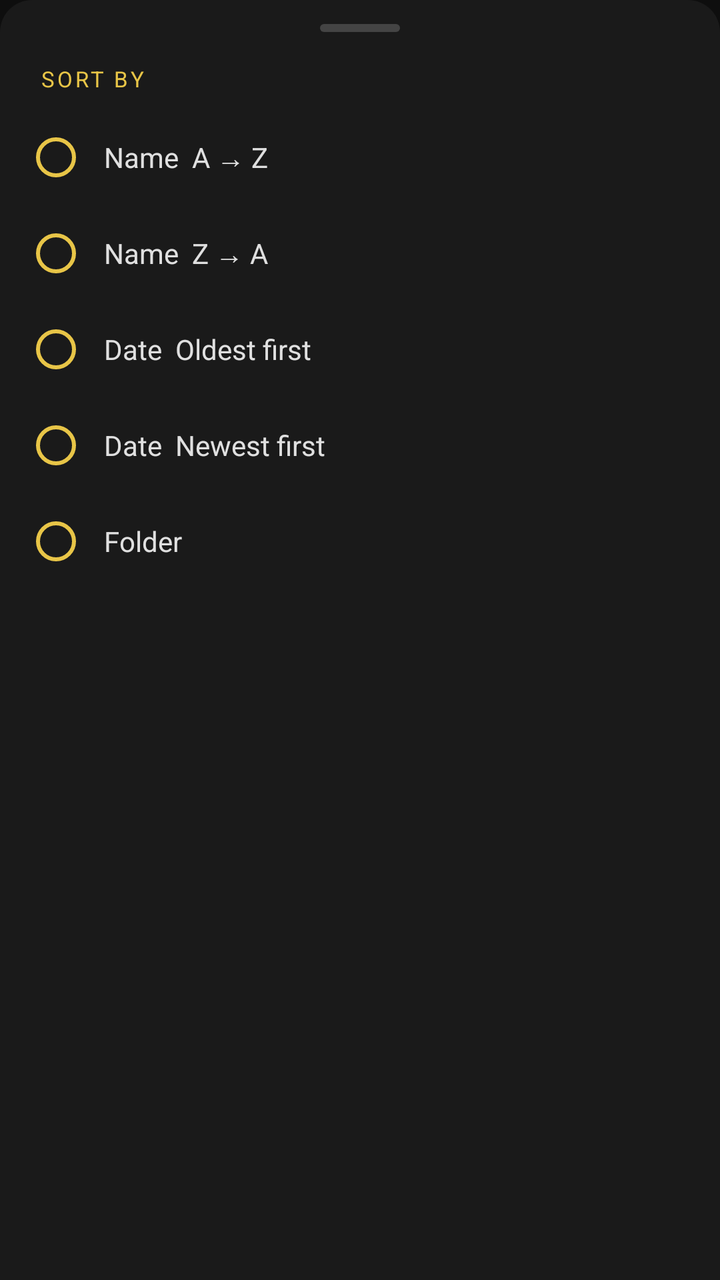
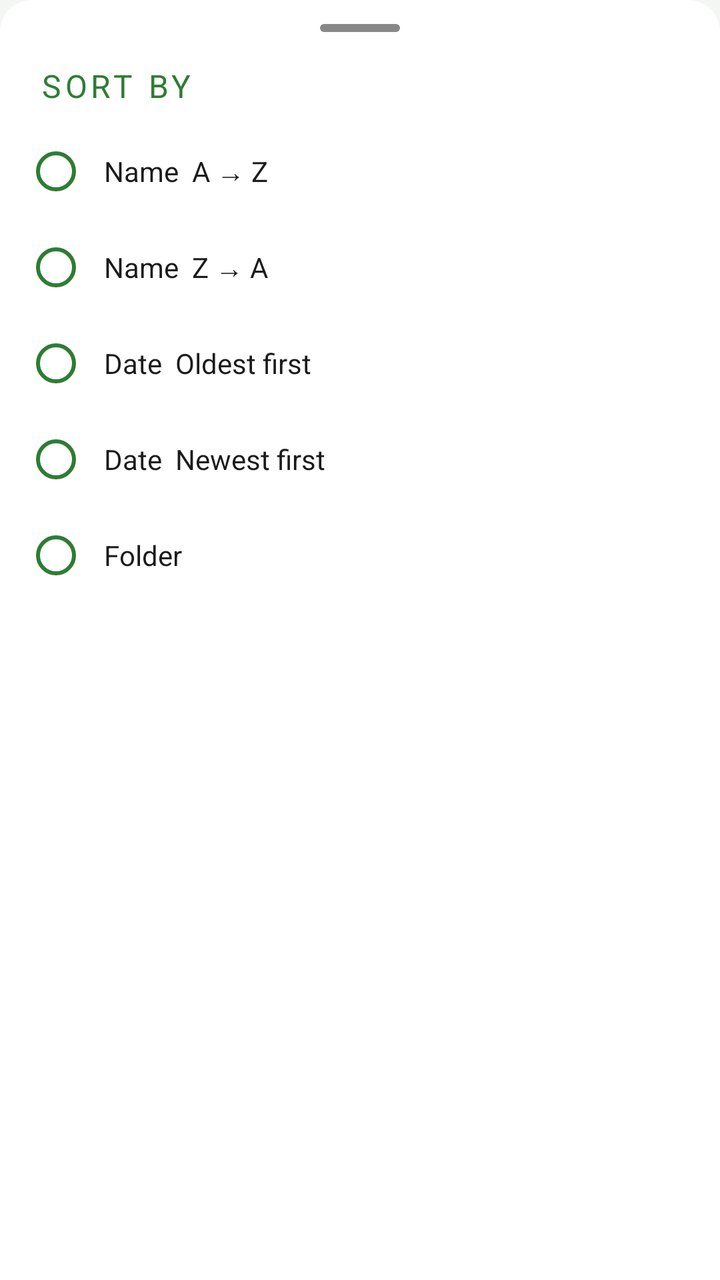

The first picture is an Android layout as it rendered before a commit; the second is the same layout after the commit. The layout source and the unified diff follow.
<!-- AndroidManifest.xml: application theme Theme.FontLens -->
<!-- res/layout/bottom_sheet_sort.xml -->
<?xml version="1.0" encoding="utf-8"?>
<LinearLayout
    xmlns:android="http://schemas.android.com/apk/res/android"
    android:layout_width="match_parent"
    android:layout_height="wrap_content"
    android:orientation="vertical"
    android:background="@drawable/bg_bottom_sheet"
    android:paddingTop="12dp"
    android:paddingBottom="24dp">

    
    <View
        android:layout_width="40dp"
        android:layout_height="4dp"
        android:layout_gravity="center_horizontal"
        android:layout_marginBottom="16dp"
        android:background="@drawable/bg_sheet_handle" />

    <TextView
        android:layout_width="wrap_content"
        android:layout_height="wrap_content"
        android:text="SORT BY"
        android:textColor="@color/accent"
        android:textSize="11sp"
        android:letterSpacing="0.12"
        android:paddingStart="20dp"
        android:paddingBottom="8dp" />

    <RadioGroup
        android:id="@+id/rg_sort"
        android:layout_width="match_parent"
        android:layout_height="wrap_content"
        android:paddingStart="12dp"
        android:paddingEnd="12dp">

        <RadioButton android:id="@+id/rb_name_asc"
            android:layout_width="match_parent" android:layout_height="48dp"
            android:text="Name  A → Z"
            android:textColor="@color/text_primary" android:textSize="14sp"
            android:buttonTint="@color/accent" android:paddingStart="8dp" />
        <RadioButton android:id="@+id/rb_name_desc"
            android:layout_width="match_parent" android:layout_height="48dp"
            android:text="Name  Z → A"
            android:textColor="@color/text_primary" android:textSize="14sp"
            android:buttonTint="@color/accent" android:paddingStart="8dp" />
        <RadioButton android:id="@+id/rb_date_asc"
            android:layout_width="match_parent" android:layout_height="48dp"
            android:text="Date  Oldest first"
            android:textColor="@color/text_primary" android:textSize="14sp"
            android:buttonTint="@color/accent" android:paddingStart="8dp" />
        <RadioButton android:id="@+id/rb_date_desc"
            android:layout_width="match_parent" android:layout_height="48dp"
            android:text="Date  Newest first"
            android:textColor="@color/text_primary" android:textSize="14sp"
            android:buttonTint="@color/accent" android:paddingStart="8dp" />
        <RadioButton android:id="@+id/rb_folder"
            android:layout_width="match_parent" android:layout_height="48dp"
            android:text="Folder"
            android:textColor="@color/text_primary" android:textSize="14sp"
            android:buttonTint="@color/accent" android:paddingStart="8dp" />

    </RadioGroup>

</LinearLayout>
<!-- resources referenced by this layout -->
<resources>
  <color name="accent">#E8C547</color>
  <color name="text_primary">#E0E0E0</color>
  <!-- drawable bg_bottom_sheet (drawable) -->
  <?xml version="1.0" encoding="utf-8"?>
  <shape xmlns:android="http://schemas.android.com/apk/res/android" android:shape="rectangle">
      <solid android:color="#1A1A1A"/>
      <corners android:topLeftRadius="16dp" android:topRightRadius="16dp"/>
  </shape>
  <!-- drawable bg_sheet_handle (drawable) -->
  <?xml version="1.0" encoding="utf-8"?>
  <shape xmlns:android="http://schemas.android.com/apk/res/android"
      android:shape="rectangle">
      <solid android:color="#444444" />
      <corners android:radius="2dp" />
  </shape>
  <style name="Theme.FontLens" parent="Theme.MaterialComponents.DayNight.NoActionBar">
          <item name="colorPrimary">@color/accent</item>
          <item name="colorPrimaryVariant">@color/accent_dim</item>
          <item name="colorOnPrimary">@color/bg_primary</item>
          <item name="colorSecondary">@color/accent</item>
          <item name="colorSurface">@color/bg_surface</item>
          <item name="colorOnSurface">@color/text_primary</item>
          <item name="android:colorBackground">@color/bg_primary</item>
          <item name="android:windowBackground">@color/bg_primary</item>
          <item name="android:statusBarColor">@color/bg_sidebar</item>
          <item name="android:navigationBarColor">@color/bg_sidebar</item>
          <item name="android:textColorPrimary">@color/text_primary</item>
          <item name="android:textColorSecondary">@color/text_secondary</item>
          <item name="materialCardViewStyle">@style/CardStyle</item>
      </style>
  <color name="accent_dim">#1A1800</color>
  <color name="bg_primary">#0E0E0E</color>
  <color name="bg_surface">#141414</color>
  <color name="bg_sidebar">#0A0A0A</color>
  <color name="text_secondary">#AAAAAA</color>
  <style name="CardStyle" parent="Widget.MaterialComponents.CardView">
          <item name="cardBackgroundColor">@color/bg_surface</item>
          <item name="cardCornerRadius">8dp</item>
          <item name="cardElevation">0dp</item>
          <item name="strokeColor">@color/divider</item>
          <item name="strokeWidth">1dp</item>
      </style>
  <color name="divider">#1F1F1F</color>
</resources>

<!-- the commit's change to res/layout/bottom_sheet_sort.xml (unified diff, before → after) -->
@@ -20,8 +20,8 @@
         android:layout_width="wrap_content"
         android:layout_height="wrap_content"
         android:text="SORT BY"
-        android:textColor="@color/accent"
-        android:textSize="11sp"
+        android:textColor="?attr/accentColor"
+        android:textSize="16sp"
         android:letterSpacing="0.12"
         android:paddingStart="20dp"
         android:paddingBottom="8dp" />
@@ -36,28 +36,28 @@
         <RadioButton android:id="@+id/rb_name_asc"
             android:layout_width="match_parent" android:layout_height="48dp"
             android:text="Name  A → Z"
-            android:textColor="@color/text_primary" android:textSize="14sp"
-            android:buttonTint="@color/accent" android:paddingStart="8dp" />
+            android:textColor="?attr/textPrimary" android:textSize="14sp"
+            android:buttonTint="?attr/accentColor" android:paddingStart="8dp" />
         <RadioButton android:id="@+id/rb_name_desc"
             android:layout_width="match_parent" android:layout_height="48dp"
             android:text="Name  Z → A"
-            android:textColor="@color/text_primary" android:textSize="14sp"
-            android:buttonTint="@color/accent" android:paddingStart="8dp" />
+            android:textColor="?attr/textPrimary" android:textSize="14sp"
+            android:buttonTint="?attr/accentColor" android:paddingStart="8dp" />
         <RadioButton android:id="@+id/rb_date_asc"
             android:layout_width="match_parent" android:layout_height="48dp"
             android:text="Date  Oldest first"
-            android:textColor="@color/text_primary" android:textSize="14sp"
-            android:buttonTint="@color/accent" android:paddingStart="8dp" />
+            android:textColor="?attr/textPrimary" android:textSize="14sp"
+            android:buttonTint="?attr/accentColor" android:paddingStart="8dp" />
         <RadioButton android:id="@+id/rb_date_desc"
             android:layout_width="match_parent" android:layout_height="48dp"
             android:text="Date  Newest first"
-            android:textColor="@color/text_primary" android:textSize="14sp"
-            android:buttonTint="@color/accent" android:paddingStart="8dp" />
+            android:textColor="?attr/textPrimary" android:textSize="14sp"
+            android:buttonTint="?attr/accentColor" android:paddingStart="8dp" />
         <RadioButton android:id="@+id/rb_folder"
             android:layout_width="match_parent" android:layout_height="48dp"
             android:text="Folder"
-            android:textColor="@color/text_primary" android:textSize="14sp"
-            android:buttonTint="@color/accent" android:paddingStart="8dp" />
+            android:textColor="?attr/textPrimary" android:textSize="14sp"
+            android:buttonTint="?attr/accentColor" android:paddingStart="8dp" />
 
     </RadioGroup>
 
<!-- resource entries referenced after the edit -->
@@ -1,47 +1,54 @@
 <!-- resources referenced by this layout -->
 <resources>
-  <color name="accent">#E8C547</color>
-  <color name="text_primary">#E0E0E0</color>
   <!-- drawable bg_bottom_sheet (drawable) -->
   <?xml version="1.0" encoding="utf-8"?>
   <shape xmlns:android="http://schemas.android.com/apk/res/android" android:shape="rectangle">
-      <solid android:color="#1A1A1A"/>
+      <solid android:color="?attr/bgSurface"/>
       <corners android:topLeftRadius="16dp" android:topRightRadius="16dp"/>
   </shape>
   <!-- drawable bg_sheet_handle (drawable) -->
   <?xml version="1.0" encoding="utf-8"?>
-  <shape xmlns:android="http://schemas.android.com/apk/res/android"
-      android:shape="rectangle">
-      <solid android:color="#444444" />
-      <corners android:radius="2dp" />
+  <shape xmlns:android="http://schemas.android.com/apk/res/android" android:shape="rectangle">
+      <solid android:color="?attr/textMuted"/>
+      <corners android:radius="2dp"/>
   </shape>
-  <style name="Theme.FontLens" parent="Theme.MaterialComponents.DayNight.NoActionBar">
-          <item name="colorPrimary">@color/accent</item>
-          <item name="colorPrimaryVariant">@color/accent_dim</item>
-          <item name="colorOnPrimary">@color/bg_primary</item>
-          <item name="colorSecondary">@color/accent</item>
-          <item name="colorSurface">@color/bg_surface</item>
-          <item name="colorOnSurface">@color/text_primary</item>
-          <item name="android:colorBackground">@color/bg_primary</item>
-          <item name="android:windowBackground">@color/bg_primary</item>
-          <item name="android:statusBarColor">@color/bg_sidebar</item>
-          <item name="android:navigationBarColor">@color/bg_sidebar</item>
-          <item name="android:textColorPrimary">@color/text_primary</item>
-          <item name="android:textColorSecondary">@color/text_secondary</item>
-          <item name="materialCardViewStyle">@style/CardStyle</item>
+  <style name="Theme.FontLens" parent="Theme.FontLens.Green.Light" />
+  <style name="Theme.FontLens.Green.Light" parent="Theme.MaterialComponents.Light.NoActionBar">
+          <item name="colorPrimary">@color/green_light_accent</item>
+          <item name="colorPrimaryVariant">@color/green_light_accent_dim</item>
+          <item name="colorOnPrimary">#FFFFFF</item>
+          <item name="colorSecondary">@color/green_light_accent</item>
+          <item name="colorSurface">@color/green_light_bg_surface</item>
+          <item name="colorOnSurface">@color/green_light_text_primary</item>
+          <item name="android:colorBackground">@color/green_light_bg_primary</item>
+          <item name="android:windowBackground">@color/green_light_bg_primary</item>
+          <item name="android:statusBarColor">@color/green_light_bg_sidebar</item>
+          <item name="android:navigationBarColor">@color/green_light_bg_sidebar</item>
+          <item name="android:textColorPrimary">@color/green_light_text_primary</item>
+          <item name="android:textColorSecondary">@color/green_light_text_secondary</item>
+          
+          <item name="bgPrimary">@color/green_light_bg_primary</item>
+          <item name="bgSurface">@color/green_light_bg_surface</item>
+          <item name="bgElevated">@color/green_light_bg_elevated</item>
+          <item name="bgSidebar">@color/green_light_bg_sidebar</item>
+          <item name="accentColor">@color/green_light_accent</item>
+          <item name="accentDim">@color/green_light_accent_dim</item>
+          <item name="textPrimary">@color/green_light_text_primary</item>
+          <item name="textSecondary">@color/green_light_text_secondary</item>
+          <item name="textMuted">@color/green_light_text_muted</item>
+          <item name="dividerColor">@color/green_light_divider</item>
+          <item name="borderColor">@color/green_light_border</item>
       </style>
-  <color name="accent_dim">#1A1800</color>
-  <color name="bg_primary">#0E0E0E</color>
-  <color name="bg_surface">#141414</color>
-  <color name="bg_sidebar">#0A0A0A</color>
-  <color name="text_secondary">#AAAAAA</color>
-  <style name="CardStyle" parent="Widget.MaterialComponents.CardView">
-          <item name="cardBackgroundColor">@color/bg_surface</item>
-          <item name="cardCornerRadius">8dp</item>
-          <item name="cardElevation">0dp</item>
-          <item name="strokeColor">@color/divider</item>
-          <item name="strokeWidth">1dp</item>
-      </style>
-  <color name="divider">#1F1F1F</color>
+  <color name="green_light_accent">#2E7D32</color>
+  <color name="green_light_accent_dim">#C8E6C9</color>
+  <color name="green_light_bg_surface">#FFFFFF</color>
+  <color name="green_light_text_primary">#1B1B1B</color>
+  <color name="green_light_bg_primary">#F4F6F4</color>
+  <color name="green_light_bg_sidebar">#DDE5DD</color>
+  <color name="green_light_text_secondary">#4A4A4A</color>
+  <color name="green_light_bg_elevated">#EAEEEA</color>
+  <color name="green_light_text_muted">#888888</color>
+  <color name="green_light_divider">#D0D9D0</color>
+  <color name="green_light_border">#B8C8B8</color>
 </resources>
 
